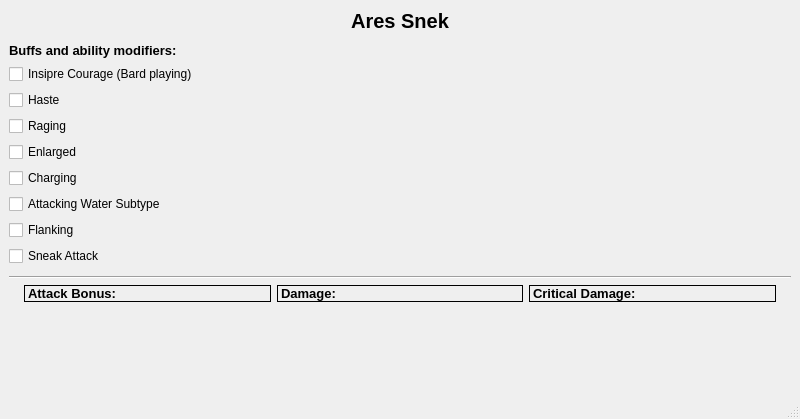
asarinn/ares_snek, file main_window.ui: the form before one commit.
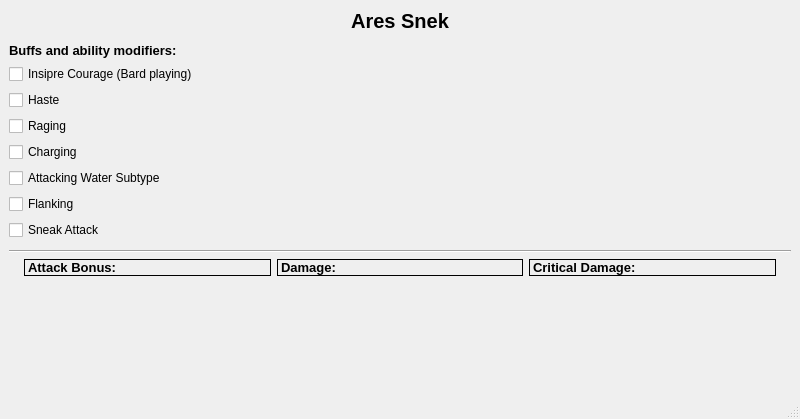
The form after the commit.

Patch:
```diff
--- a/main_window.ui
+++ b/main_window.ui
@@ -87,13 +87,6 @@
             </property>
            </widget>
           </item>
-          <item>
-           <widget class="QCheckBox" name="enlarged_check_box">
-            <property name="text">
-             <string>Enlarged</string>
-            </property>
-           </widget>
-          </item>
           <item>
            <widget class="QCheckBox" name="charging_check_box">
             <property name="text">
```
Left out of the diff: 3 changed lines with no effect on the pictures.
